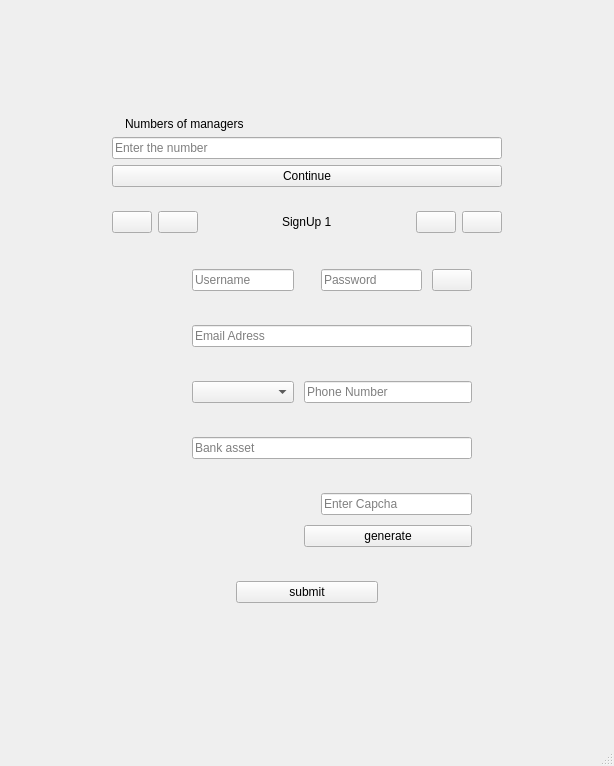
Before: the Qt Designer form src/signup.ui in sinahdp/Farmopolis, drawn with Qt 5.
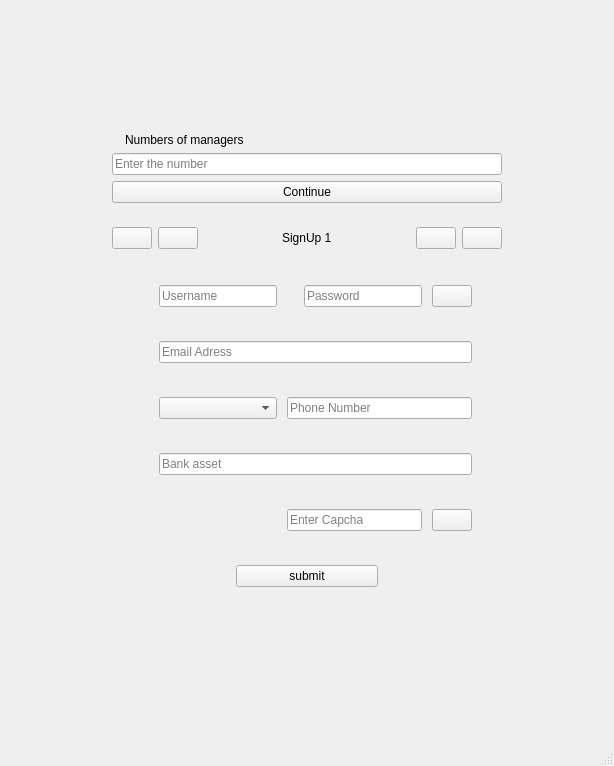
After: the same form once the commit is applied.

Patch:
```diff
--- a/src/signup.ui
+++ b/src/signup.ui
@@ -201,66 +201,17 @@
                     <number>10</number>
                    </property>
                    <item row="0" column="0">
-                    <layout class="QGridLayout" name="gridLayout_6" rowstretch="0,0,0,0,0,0,0,0,0,0,0,0,0" columnstretch="0,1,0,1,0" columnminimumwidth="0,1,1,0,0">
+                    <layout class="QGridLayout" name="gridLayout_6" rowstretch="0,0,0,0,0,0,0,0,0,0,0,0,0" columnstretch="0,1,0,1,0" columnminimumwidth="0,0,0,0,0">
                      <property name="leftMargin">
                       <number>0</number>
                      </property>
                      <property name="spacing">
                       <number>10</number>
                      </property>
-                     <item row="2" column="1" colspan="4">
-                      <widget class="QLineEdit" name="emaillineEdit">
+                     <item row="8" column="2" colspan="2">
+                      <widget class="QLineEdit" name="capchalineEdit">
                        <property name="placeholderText">
-                        <string>Email Adress</string>
-                       </property>
-                      </widget>
-                     </item>
-                     <item row="0" column="4">
-                      <widget class="QPushButton" name="hidepasswordpushButton">
-                       <property name="text">
-                        <string/>
-                       </property>
-                      </widget>
-                     </item>
-                     <item row="6" column="0">
-                      <widget class="QLabel" name="bankassetIconlabel">
-                       <property name="text">
-                        <string/>
-                       </property>
-                      </widget>
-                     </item>
-                     <item row="10" column="0" colspan="5">
-                      <widget class="QLabel" name="capchaErrorlabel">
-                       <property name="text">
-                        <string/>
-                       </property>
-                      </widget>
-                     </item>
-                     <item row="8" column="2">
-                      <widget class="QLabel" name="capchaIconlabel">
-                       <property name="text">
-                        <string/>
-                       </property>
-                      </widget>
-                     </item>
-                     <item row="0" column="1">
-                      <widget class="QLineEdit" name="userlineEdit">
-                       <property name="placeholderText">
-                        <string>Username</string>
-                       </property>
-                      </widget>
-                     </item>
-                     <item row="4" column="0">
-                      <widget class="QLabel" name="phonenumberIconlabel">
-                       <property name="text">
-                        <string/>
-                       </property>
-                      </widget>
-                     </item>
-                     <item row="2" column="0">
-                      <widget class="QLabel" name="emailIconlabel">
-                       <property name="text">
-                        <string/>
+                        <string>Enter Capcha</string>
                        </property>
                       </widget>
                      </item>
@@ -271,13 +222,6 @@
                        </property>
                       </widget>
                      </item>
-                     <item row="4" column="1">
-                      <widget class="QComboBox" name="selectcountrycomboBox">
-                       <property name="styleSheet">
-                        <string notr="true"/>
-                       </property>
-                      </widget>
-                     </item>
                      <item row="6" column="1" colspan="4">
                       <widget class="QLineEdit" name="moneylineEdit">
                        <property name="placeholderText">
@@ -285,26 +229,32 @@
                        </property>
                       </widget>
                      </item>
-                     <item row="1" column="0" colspan="5">
-                      <widget class="QLabel" name="userpassErrorlabel">
+                     <item row="6" column="0">
+                      <widget class="QLabel" name="bankassetIconlabel">
                        <property name="text">
                         <string/>
                        </property>
                       </widget>
                      </item>
-                     <item row="0" column="0">
-                      <widget class="QLabel" name="usernameIconlabel">
+                     <item row="2" column="0">
+                      <widget class="QLabel" name="emailIconlabel">
                        <property name="text">
                         <string/>
                        </property>
                       </widget>
                      </item>
-                     <item row="5" column="0" colspan="5">
-                      <widget class="QLabel" name="phonenumberErrorlabel">
-                       <property name="text">
-                        <string/>
+                     <item row="11" column="1">
+                      <spacer name="verticalSpacer_3">
+                       <property name="orientation">
+                        <enum>Qt::Vertical</enum>
                        </property>
-                      </widget>
+                       <property name="sizeHint" stdset="0">
+                        <size>
+                         <width>20</width>
+                         <height>40</height>
+                        </size>
+                       </property>
+                      </spacer>
                      </item>
                      <item row="4" column="2" colspan="3">
                       <widget class="QLineEdit" name="phonenumberlineEdit">
@@ -313,8 +263,8 @@
                        </property>
                       </widget>
                      </item>
-                     <item row="3" column="0" colspan="5">
-                      <widget class="QLabel" name="emailErrorlabel">
+                     <item row="0" column="4">
+                      <widget class="QPushButton" name="hidepasswordpushButton">
                        <property name="text">
                         <string/>
                        </property>
@@ -322,30 +272,34 @@
                      </item>
                      <item row="0" column="3">
                       <widget class="QLineEdit" name="passlineEdit">
+                       <property name="echoMode">
+                        <enum>QLineEdit::Password</enum>
+                       </property>
                        <property name="placeholderText">
                         <string>Password</string>
                        </property>
                       </widget>
                      </item>
-                     <item row="7" column="0" colspan="5">
-                      <widget class="QLabel" name="bankassetErrorlabel">
+                     <item row="8" column="0">
+                      <widget class="QLabel" name="capchaIconlabel">
                        <property name="text">
                         <string/>
                        </property>
                       </widget>
                      </item>
-                     <item row="11" column="1">
-                      <spacer name="verticalSpacer_3">
-                       <property name="orientation">
-                        <enum>Qt::Vertical</enum>
+                     <item row="4" column="0">
+                      <widget class="QLabel" name="phonenumberIconlabel">
+                       <property name="text">
+                        <string/>
                        </property>
-                       <property name="sizeHint" stdset="0">
-                        <size>
-                         <width>20</width>
-                         <height>40</height>
-                        </size>
+                      </widget>
+                     </item>
+                     <item row="4" column="1">
+                      <widget class="QComboBox" name="selectcountrycomboBox">
+                       <property name="styleSheet">
+                        <string notr="true"/>
                        </property>
-                      </spacer>
+                      </widget>
                      </item>
                      <item row="12" column="0" colspan="5">
                       <layout class="QHBoxLayout" name="horizontalLayout" stretch="2,3,2">
@@ -384,39 +338,75 @@
                        </item>
                       </layout>
                      </item>
-                     <item row="8" column="3" colspan="2">
-                      <widget class="QLineEdit" name="capchalineEdit">
+                     <item row="0" column="0">
+                      <widget class="QLabel" name="usernameIconlabel">
+                       <property name="text">
+                        <string/>
+                       </property>
+                      </widget>
+                     </item>
+                     <item row="2" column="1" colspan="4">
+                      <widget class="QLineEdit" name="emaillineEdit">
                        <property name="placeholderText">
-                        <string>Enter Capcha</string>
+                        <string>Email Adress</string>
                        </property>
                       </widget>
                      </item>
-                     <item row="9" column="2" colspan="3">
+                     <item row="8" column="4">
                       <widget class="QPushButton" name="generatecapchapushButton">
                        <property name="text">
-                        <string>generate</string>
+                        <string/>
                        </property>
                       </widget>
                      </item>
-                     <item row="8" column="1" rowspan="2">
+                     <item row="8" column="1">
                       <widget class="QLabel" name="capchaimagelabel">
                        <property name="text">
                         <string/>
                        </property>
                       </widget>
                      </item>
-                     <item row="8" column="0" rowspan="2">
-                      <spacer name="horizontalSpacer_8">
-                       <property name="orientation">
-                        <enum>Qt::Horizontal</enum>
+                     <item row="0" column="1">
+                      <widget class="QLineEdit" name="userlineEdit">
+                       <property name="placeholderText">
+                        <string>Username</string>
                        </property>
-                       <property name="sizeHint" stdset="0">
-                        <size>
-                         <width>40</width>
-                         <height>20</height>
-                        </size>
+                      </widget>
+                     </item>
+                     <item row="9" column="0" colspan="5">
+                      <widget class="QLabel" name="capchaErrorlabel">
+                       <property name="text">
+                        <string/>
                        </property>
-                      </spacer>
+                      </widget>
+                     </item>
+                     <item row="7" column="0" colspan="5">
+                      <widget class="QLabel" name="bankassetErrorlabel">
+                       <property name="text">
+                        <string/>
+                       </property>
+                      </widget>
+                     </item>
+                     <item row="5" column="0" colspan="5">
+                      <widget class="QLabel" name="phonenumberErrorlabel">
+                       <property name="text">
+                        <string/>
+                       </property>
+                      </widget>
+                     </item>
+                     <item row="1" column="0" colspan="5">
+                      <widget class="QLabel" name="userpassErrorlabel">
+                       <property name="text">
+                        <string/>
+                       </property>
+                      </widget>
+                     </item>
+                     <item row="3" column="0" colspan="5">
+                      <widget class="QLabel" name="emailErrorlabel">
+                       <property name="text">
+                        <string/>
+                       </property>
+                      </widget>
                      </item>
                     </layout>
                    </item>
```
